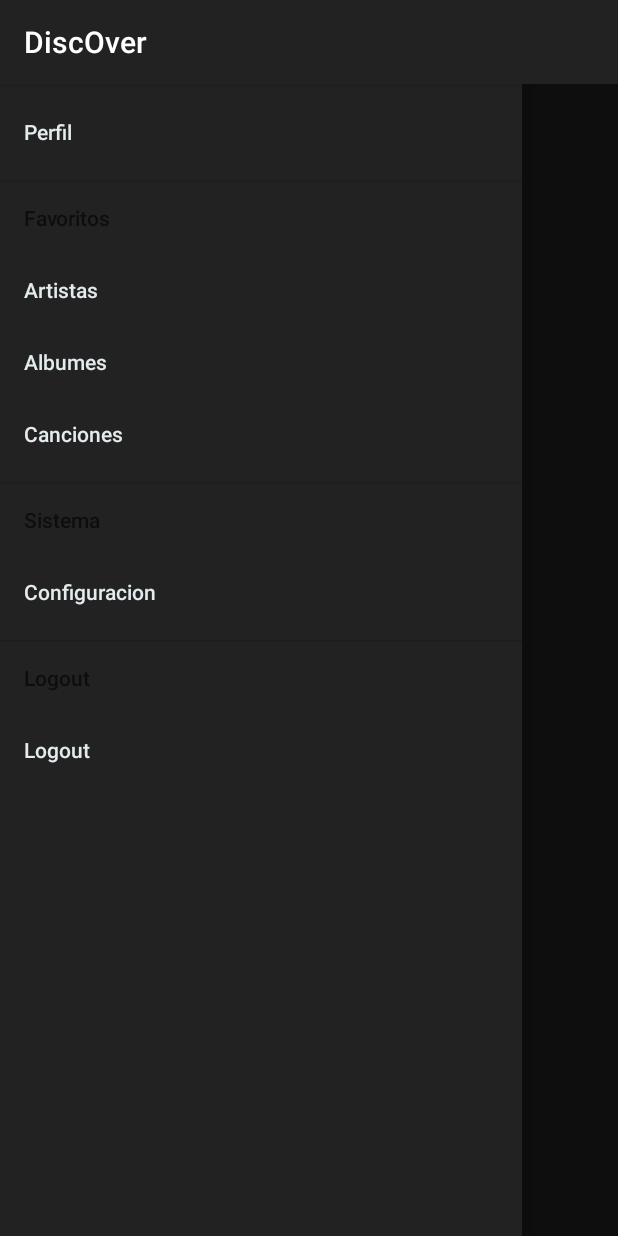
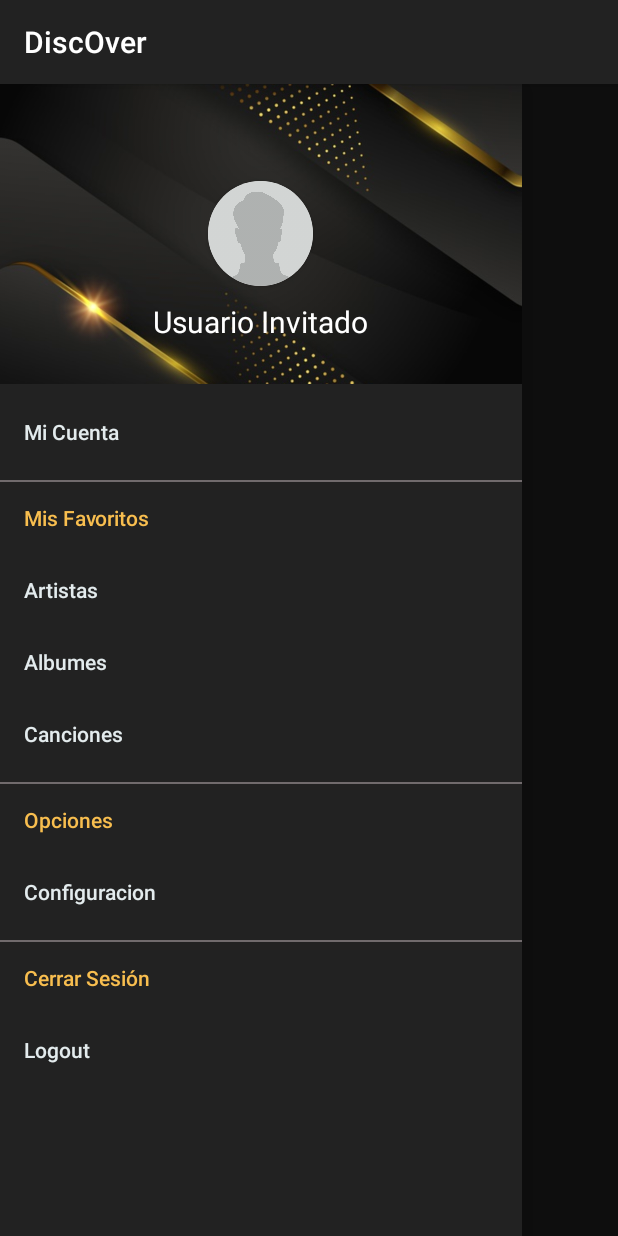
Before and after one commit to sebastianaranda/DiscOverApp, an Android app: the screen it shows after launch (MainActivity), with the side drawer open, on a phone screen of 412 x 824 dp. Run offline under Robolectric (Android 15) with nearby library versions, the light colour scheme and no system bars; pictures from the network do not load.

Commit message:
Add header with user image profile, and color in NavigationView

```diff
--- a/app/src/main/res/layout/activity_main.xml
+++ b/app/src/main/res/layout/activity_main.xml
@@ -32,12 +32,14 @@
     <com.google.android.material.navigation.NavigationView
         android:id="@+id/mainActivity_navigationView"
         app:menu="@menu/main_menu"
+        app:headerLayout="@layout/header_navigation"
         android:layout_width="match_parent"
         android:layout_height="match_parent"
         android:layout_gravity="start"
         android:background="@color/colorPrimary"
         app:itemTextColor="@color/colorWhite"
-        android:outlineSpotShadowColor="@color/colorBlack">
+        android:outlineSpotShadowColor="@color/colorBlack"
+        android:theme="@style/NavigationView">
 
     </com.google.android.material.navigation.NavigationView>
 </androidx.drawerlayout.widget.DrawerLayout>
--- a/app/src/main/res/layout/artist_row.xml
+++ b/app/src/main/res/layout/artist_row.xml
@@ -14,7 +14,7 @@
         android:layout_width="50dp"
         android:layout_height="50dp"
         android:layout_marginStart="30dp"
-        android:src="@drawable/ic_play"
+        tools:src="@drawable/img_artist_placeholder"
         app:layout_constraintBottom_toBottomOf="parent"
         app:layout_constraintStart_toStartOf="parent"
         app:layout_constraintTop_toTopOf="parent" />
--- /dev/null
+++ b/app/src/main/res/layout/header_navigation.xml
@@ -0,0 +1,41 @@
+<?xml version="1.0" encoding="utf-8"?>
+<RelativeLayout xmlns:android="http://schemas.android.com/apk/res/android"
+    xmlns:app="http://schemas.android.com/apk/res-auto"
+    android:orientation="vertical"
+    android:layout_width="match_parent"
+    android:layout_height="200dp">
+
+    <ImageView
+        android:scaleType="centerCrop"
+        android:src="@drawable/bg_header_nav"
+        android:layout_width="match_parent"
+        android:layout_height="270dp"/>
+
+    <androidx.cardview.widget.CardView
+        android:id="@+id/headerCardView"
+        android:layout_width="wrap_content"
+        android:layout_height="wrap_content"
+        android:layout_centerInParent="true"
+        app:cardCornerRadius="35dp"
+        app:cardPreventCornerOverlap="true">
+        <ImageView
+            android:id="@+id/headerUserProfileImage"
+            android:layout_width="70dp"
+            android:layout_height="70dp"
+            android:src="@drawable/img_artist_placeholder"
+            android:layout_centerInParent="true"/>
+    </androidx.cardview.widget.CardView>
+
+
+    <TextView
+        android:id="@+id/headerUserName"
+        android:layout_width="wrap_content"
+        android:layout_height="wrap_content"
+        android:layout_below="@id/headerCardView"
+        android:layout_centerHorizontal="true"
+        android:layout_marginTop="10dp"
+        android:textStyle="normal"
+        android:textColor="#fff"
+        android:textSize="20dp"
+        android:text="Usuario Invitado" />
+</RelativeLayout>
--- a/app/src/main/res/menu/main_menu.xml
+++ b/app/src/main/res/menu/main_menu.xml
@@ -1,11 +1,10 @@
 <?xml version="1.0" encoding="utf-8"?>
 <menu xmlns:android="http://schemas.android.com/apk/res/android">
-
     <item
         android:id="@+id/mainMenuProfile"
-        android:title="Perfil"></item>
-
-    <item android:title="Favoritos">
+        android:title="Mi Cuenta"></item>
+    <item android:title="Mis Favoritos"
+        android:id="@+id/titleFavorites">
         <menu>
             <item
                 android:id="@+id/mainMenuFavArtists"
@@ -18,21 +17,18 @@
                 android:title="Canciones"/>
         </menu>
     </item>
-
-    <item android:title="Sistema">
+    <item android:title="Opciones">
         <menu>
             <item
                 android:id="@+id/mainMenuSettings"
                 android:title="Configuracion"></item>
         </menu>
     </item>
-
-    <item android:title="Logout">
+    <item android:title="Cerrar Sesión">
         <menu>
             <item
                 android:id="@+id/mainMenuLogout"
                 android:title="Logout"></item>
         </menu>
     </item>
-
 </menu>
--- a/app/src/main/res/values/styles.xml
+++ b/app/src/main/res/values/styles.xml
@@ -6,6 +6,13 @@
         <item name="colorPrimary">@color/colorPrimary</item>
         <item name="colorPrimaryDark">@color/colorSecondary</item>
         <item name="colorAccent">@color/colorAccent</item>
+        <item name="android:listDivider">@color/colorWhite</item>
     </style>
 
+    <style name="NavigationView" >
+        <item name="android:listDivider">@color/colorSecondary</item>
+        <item name="android:textColorSecondary">@color/colorAccent</item>
+    </style>
+
+
 </resources>
```
Also changed, not shown: app/src/main/java/com/digitalhouse/a0819cpmoacn02armo_01/view/MainActivity.java (+9 -0 lines), app/src/main/res/drawable-v24/bg_header_nav.png (added).
